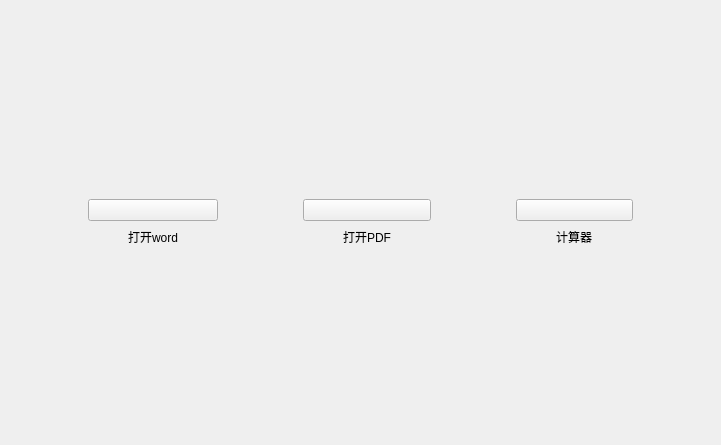
This is centerform.ui in EGeeks/faultree as Qt 5 draws it before an edit. The edited form follows.
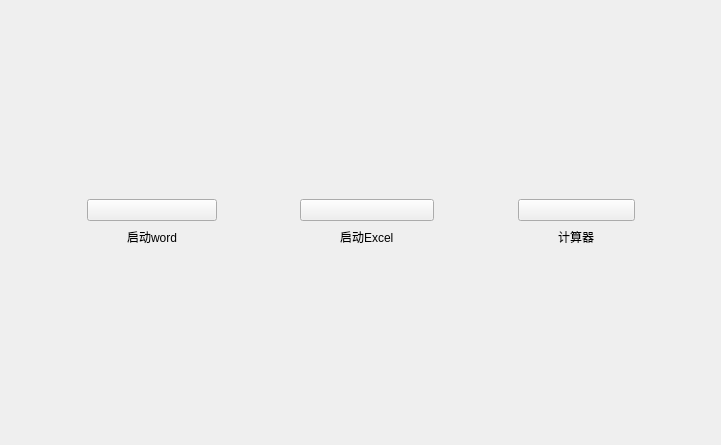
This is the edited form. Icons and pictures are not drawn.

Commit message: #033: 支持打开word

Diff of the .ui file:
```diff
--- a/centerform.ui
+++ b/centerform.ui
@@ -469,7 +469,7 @@
              <item>
               <widget class="QLabel" name="label_11">
                <property name="text">
-                <string>打开word</string>
+                <string>启动word</string>
                </property>
               </widget>
              </item>
@@ -543,7 +543,7 @@
              <item>
               <widget class="QLabel" name="label_12">
                <property name="text">
-                <string>打开PDF</string>
+                <string>启动Excel</string>
                </property>
               </widget>
              </item>
```
Left out of the diff: 8 changed lines with no effect on the pictures. The commit also changes 6 other files.
